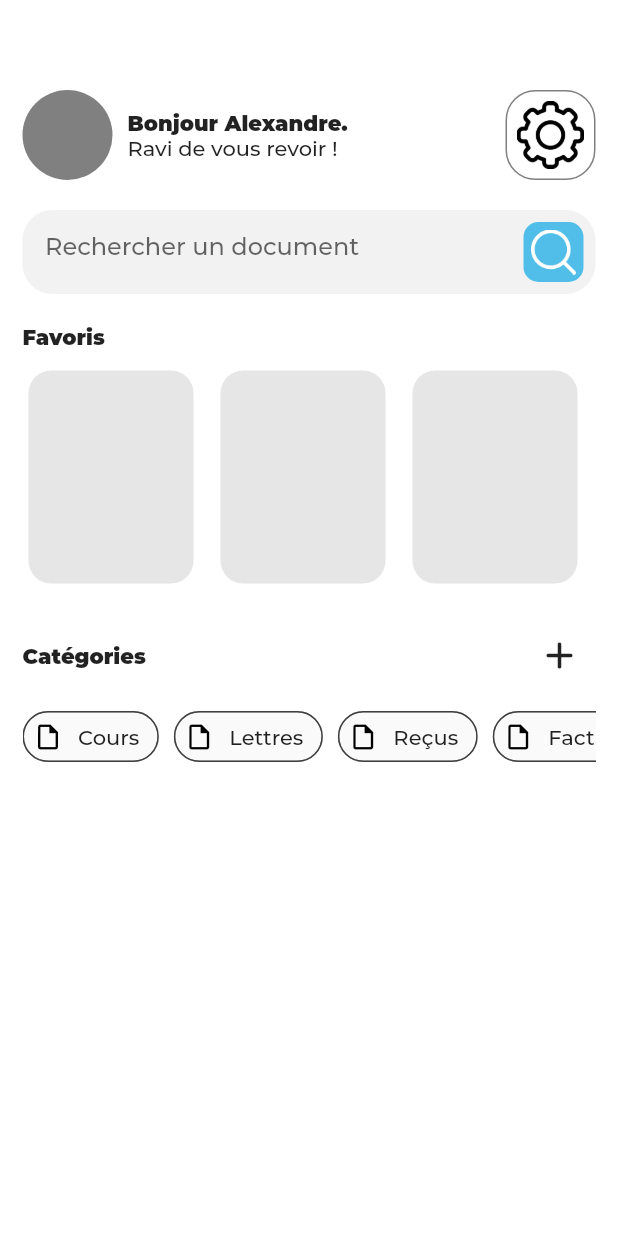
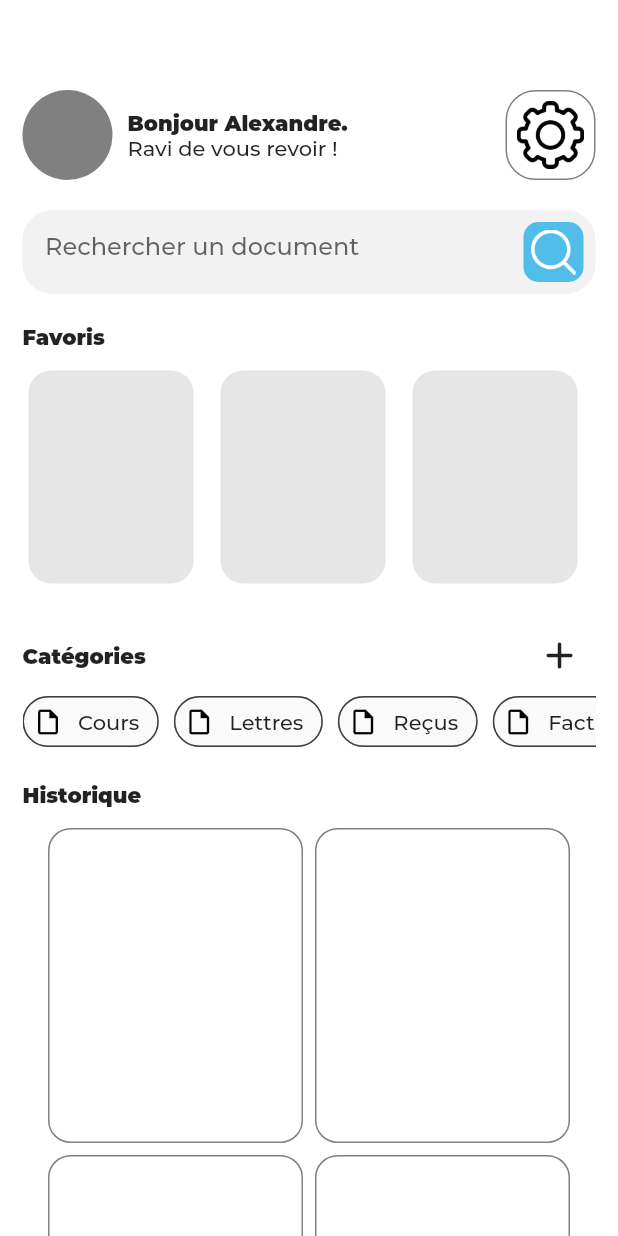
Before and after one commit to alexxtahi/numerizer, a Flutter app: the screen it shows after launch, on a phone screen of 412 x 824 dp. Run offline on Flutter 3.47's test engine with Material 2 defaults, Android fonts, the phone set to English and light mode, and no system bars; project files that could hold a hidden picture were left out.

Commit message:
Creation of MyHistoric component - Part 1

```diff
--- a/lib/views/Home.dart
+++ b/lib/views/Home.dart
@@ -1,6 +1,7 @@
 import 'package:flutter/material.dart';
 import 'package:flutter/services.dart';
-import 'package:numerizer/views/components/MyCategories.dart';
+import 'components/MyCategories.dart';
+import 'components/MyHistoric.dart';
 import 'components/MyFavs.dart';
 import 'components/MySearchBar.dart';
 import 'components/MyOutlinedButton.dart';
@@ -15,6 +16,8 @@ class HomeViewState extends State<HomeView> {
   // textfield controller
   @override
   Widget build(BuildContext context) {
+    final double screenWidth = MediaQuery.of(context).size.width;
+    final double screenHeight = MediaQuery.of(context).size.height;
     // Change system UI properties
     SystemChrome.setSystemUIOverlayStyle(
       const SystemUiOverlayStyle(
@@ -96,12 +99,16 @@ class HomeViewState extends State<HomeView> {
                 Padding(padding: EdgeInsets.only(bottom: 20)),
                 //todo: Favorites Box
                 MyFavs(
-                  title: 'Favoris',
                   favlist: ['fav1', 'fav2', 'fav3', 'fav4', 'fav5', 'fav6'],
                 ),
                 Padding(padding: EdgeInsets.only(bottom: 20)),
                 //todo: Categories Box
                 MyCategories(),
+                Padding(padding: EdgeInsets.only(bottom: 20)),
+                //todo: Historic Box
+                MyHistoric(
+                  historiclist: ['file1', 'file2', 'file3', 'file4'],
+                ),
               ],
             ),
           ),
--- a/lib/views/components/MyCategories.dart
+++ b/lib/views/components/MyCategories.dart
@@ -52,7 +52,7 @@ class MyCategoriesState extends State<MyCategories> {
             ),
           ],
         ),
-        Padding(padding: EdgeInsets.only(bottom: 10)),
+        //Padding(padding: EdgeInsets.only(bottom: 5)),
         //todo: Categories Listview
         Container(
           width: screenWidth,
--- /dev/null
+++ b/lib/views/components/MyHistoric.dart
@@ -0,0 +1,176 @@
+import 'package:flutter/material.dart';
+
+class MyHistoric extends StatefulWidget {
+  //todo: Properties
+  final String title;
+  List historiclist;
+  //todo: Constructor
+  MyHistoric({
+    this.title = 'Historique',
+    this.historiclist = const [],
+  });
+  //todo: State
+  @override
+  MyHistoricState createState() => MyHistoricState();
+}
+
+class MyHistoricState extends State<MyHistoric> {
+  @override
+  Widget build(BuildContext context) {
+    final double screenWidth = MediaQuery.of(context).size.width;
+    // Return building search bar
+    return Column(
+      mainAxisAlignment: MainAxisAlignment.start,
+      crossAxisAlignment: CrossAxisAlignment.start,
+      children: [
+        //todo: Title
+        Text(
+          widget.title,
+          style: TextStyle(
+            fontFamily: 'Montserrat',
+            fontWeight: FontWeight.w900,
+          ),
+        ),
+        Padding(padding: EdgeInsets.only(bottom: 10)),
+        //Spacer(),
+        //todo: Historic Listview
+        (widget.historiclist.length == 0)
+            // Container to show if we have nothing into the favorite list
+            ? Container(
+                width: screenWidth,
+                height: 300,
+                // rounded corner
+                decoration: BoxDecoration(
+                  //color: Color.fromRGBO(230, 230, 230, 1),
+                  borderRadius: BorderRadius.circular(15),
+                  border: Border.all(
+                    color: Color.fromRGBO(0, 0, 0, 0.5),
+                  ),
+                ),
+                child: Center(
+                  child: Column(
+                    mainAxisAlignment: MainAxisAlignment.center,
+                    crossAxisAlignment: CrossAxisAlignment.center,
+                    children: [
+                      Image.asset(
+                        'assets/img/unhappyEmojiIcon.png',
+                        width: 45,
+                        height: 45,
+                      ),
+                      Padding(padding: EdgeInsets.only(bottom: 10)),
+                      Text(
+                        'Pas de fichiers récents à afficher',
+                        style: TextStyle(
+                          fontFamily: 'Montserrat',
+                          //fontWeight: FontWeight.w900,
+                        ),
+                      ),
+                    ],
+                  ),
+                ),
+              )
+            // List to show if we have one or more element into the favorite list
+            : Container(
+                height: 350,
+                child: SingleChildScrollView(
+                  scrollDirection: Axis.vertical,
+                  child: Center(
+                    child: Wrap(
+                      //crossAxisAlignment: WrapCrossAlignment.center,
+                      alignment: WrapAlignment.start,
+                      children: [
+                        for (var file in widget.historiclist)
+                          TextButton(
+                            onPressed: () {
+                              print('Fav card pressed');
+                            },
+                            style: ButtonStyle(
+                              // no padding
+                              padding: MaterialStateProperty.all<EdgeInsets>(
+                                  EdgeInsets.zero),
+                              // rounded corners
+                              shape: MaterialStateProperty.all<
+                                  RoundedRectangleBorder>(
+                                RoundedRectangleBorder(
+                                  borderRadius: BorderRadius.circular(15),
+                                  //side: BorderSide(color: Color.fromRGBO(111, 50, 50, 1)),
+                                ),
+                              ),
+                            ),
+                            child: Card(
+                              elevation: 0,
+                              shape: RoundedRectangleBorder(
+                                borderRadius: BorderRadius.circular(15),
+                              ),
+                              //color: Colors.green,
+                              child: Container(
+                                width: 170,
+                                height: 210,
+                                // rounded corner
+                                decoration: BoxDecoration(
+                                  //color: Color.fromRGBO(230, 230, 230, 1),
+                                  borderRadius: BorderRadius.circular(15),
+                                  border: Border.all(
+                                      color: Color.fromRGBO(0, 0, 0, 0.5)),
+                                ),
+                              ),
+                            ),
+                          ),
+                      ],
+                    ),
+                  ),
+                ),
+              ),
+        /*Container(
+                width: screenWidth,
+                height: 210,
+                color: Colors.red,
+                child: ListView.separated(
+                  itemCount: widget.historiclist
+                      .length, // number of card depending on historiclist
+                  scrollDirection: Axis.horizontal, // direction of scrolling
+                  separatorBuilder: (context, index) => SizedBox(width: 10),
+                  itemBuilder: (context, index) {
+                    // cards
+                    return TextButton(
+                      onPressed: () {
+                        print('Fav card pressed');
+                      },
+                      style: ButtonStyle(
+                        // no padding
+                        padding: MaterialStateProperty.all<EdgeInsets>(
+                            EdgeInsets.zero),
+                        // rounded corners
+                        shape:
+                            MaterialStateProperty.all<RoundedRectangleBorder>(
+                          RoundedRectangleBorder(
+                            borderRadius: BorderRadius.circular(15),
+                            //side: BorderSide(color: Color.fromRGBO(111, 50, 50, 1)),
+                          ),
+                        ),
+                      ),
+                      child: Card(
+                        elevation: 0,
+                        shape: RoundedRectangleBorder(
+                          borderRadius: BorderRadius.circular(15),
+                        ),
+                        //color: Colors.green,
+                        child: Container(
+                          width: 170,
+                          // rounded corner
+                          decoration: BoxDecoration(
+                            //color: Color.fromRGBO(230, 230, 230, 1),
+                            borderRadius: BorderRadius.circular(15),
+                            border:
+                                Border.all(color: Color.fromRGBO(0, 0, 0, 0.5)),
+                          ),
+                        ),
+                      ),
+                    );
+                  },
+                ),
+              ),*/
+      ],
+    );
+  }
+}
```
